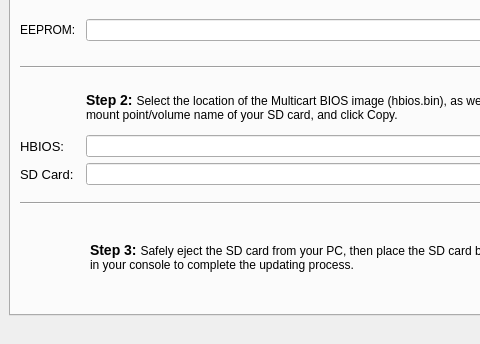
The window that harmonycartwindow.ui (sa666666/harmonycart) describes before a commit, drawn with Qt 5; both pictures show x 0 to 480 and y 120 to 464 of the 731 by 464 pixel window.
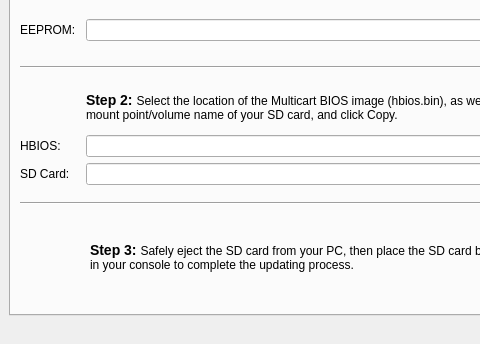
The same window after the commit. Icons and pictures are not drawn.

```diff
--- a/harmonycartwindow.ui
+++ b/harmonycartwindow.ui
@@ -258,7 +258,7 @@
               </property>
               <property name="font">
                <font>
-                <pointsize>10</pointsize>
+                <pointsize>9</pointsize>
                </font>
               </property>
               <property name="text">
@@ -309,7 +309,7 @@
               </property>
               <property name="font">
                <font>
-                <pointsize>10</pointsize>
+                <pointsize>9</pointsize>
                </font>
               </property>
               <property name="text">
```
Left out of the diff: 13 changed lines with no effect on the pictures.
